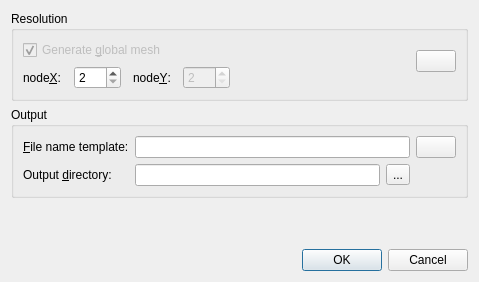
Qt form src/qt-widgets/MeshDialogUi.ui (GPlates/GPlates) before a commit.
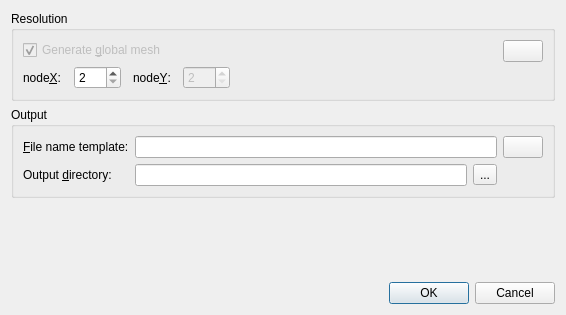
The same form after that commit. Icons and pictures are not drawn.

Commit message: (trunk) Tweaked some dialogs so they look better on the Mac. Unset public release flag in CMake script.

Diff of the .ui file:
```diff
--- a/src/qt-widgets/MeshDialogUi.ui
+++ b/src/qt-widgets/MeshDialogUi.ui
@@ -12,8 +12,8 @@
    <rect>
     <x>0</x>
     <y>0</y>
-    <width>479</width>
-    <height>282</height>
+    <width>566</width>
+    <height>315</height>
    </rect>
   </property>
   <property name="windowTitle">
@@ -162,6 +162,12 @@
           <property name="orientation">
            <enum>Qt::Vertical</enum>
           </property>
+          <property name="sizeHint" stdset="0">
+           <size>
+            <width>0</width>
+            <height>0</height>
+           </size>
+          </property>
          </spacer>
         </item>
        </layout>
@@ -177,6 +183,9 @@
      <layout class="QHBoxLayout" name="horizontalLayout_2">
       <item>
        <layout class="QFormLayout" name="formLayout">
+        <property name="fieldGrowthPolicy">
+         <enum>QFormLayout::ExpandingFieldsGrow</enum>
+        </property>
         <item row="0" column="0">
          <widget class="QLabel" name="label_3">
           <property name="text">
```
The commit also changes 3 other files.
